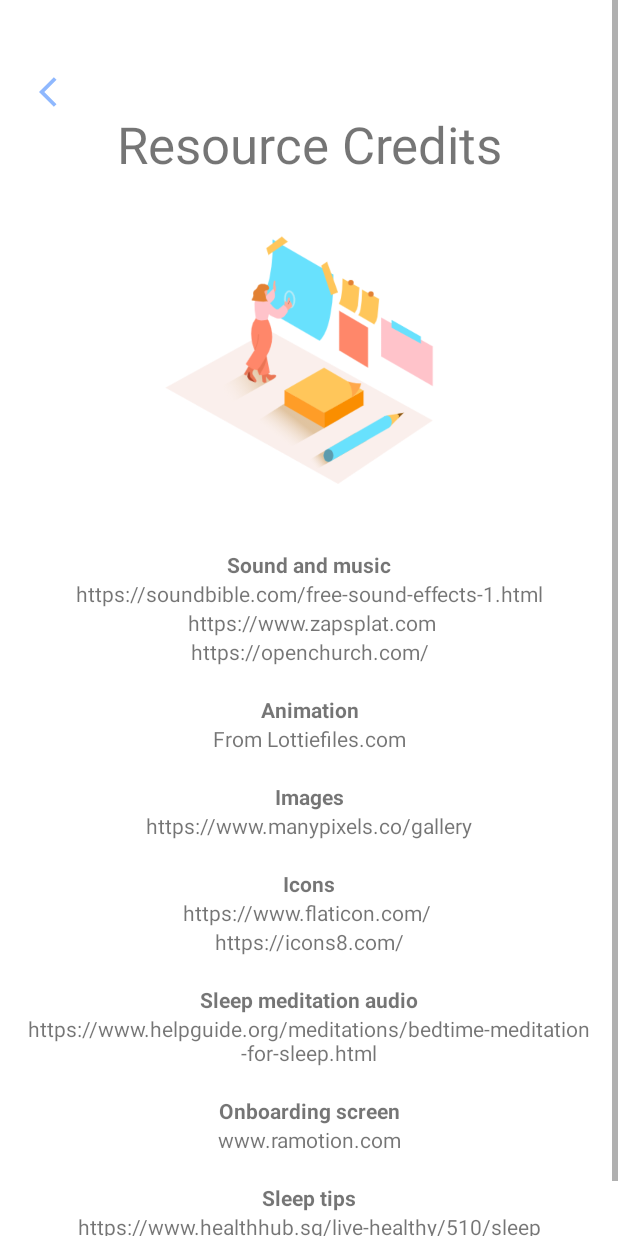
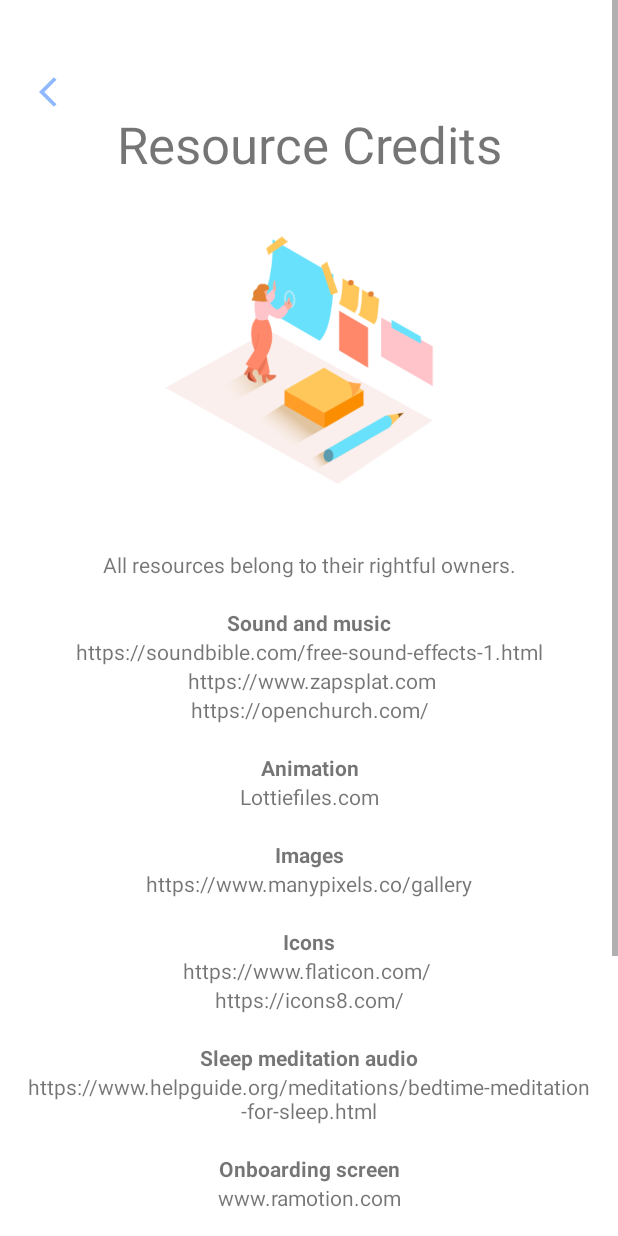
Before and after one commit to hl2703/Adrift, an Android app: the CreditsActivity screen opened directly, with no data from a screen before it, on a phone screen of 412 x 824 dp. Run offline under Robolectric (Android 15) with nearby library versions, the phone set to English and light mode, and no system bars.

Commit message:
edit and add splash activity

```diff
--- a/app/src/main/AndroidManifest.xml
+++ b/app/src/main/AndroidManifest.xml
@@ -8,9 +8,9 @@
         android:label="@string/app_name"
         android:roundIcon="@mipmap/icon"
         android:supportsRtl="true"
-
         android:theme="@style/Theme.Adrift">
-        <activity android:name=".CreditsActivity"></activity>
+        <activity android:name=".SplashActivity"></activity>
+        <activity android:name=".CreditsActivity" />
         <activity android:name=".SleepExitActivity" />
         <activity android:name=".AudioActivity" />
         <activity android:name=".NameActivity" />
--- /dev/null
+++ b/app/src/main/java/sg/edu/np/adrift/SplashActivity.java
@@ -0,0 +1,65 @@
+package sg.edu.np.adrift;
+
+import androidx.appcompat.app.AppCompatActivity;
+
+import android.content.Intent;
+import android.os.Bundle;
+import android.os.CountDownTimer;
+import android.os.Handler;
+import android.view.animation.Animation;
+import android.view.animation.AnimationUtils;
+import android.widget.TextView;
+
+public class SplashActivity extends AppCompatActivity {
+
+    @Override
+    protected void onCreate(Bundle savedInstanceState) {
+        super.onCreate(savedInstanceState);
+        setContentView(R.layout.activity_splash);
+
+        countDownTimer();
+        int secondsDelayed = 1;
+        new Handler().postDelayed(new Runnable() {
+
+            public void run() {
+                startActivity(new Intent(SplashActivity.this, MainActivity.class));
+                finish();
+            }
+        }, secondsDelayed * 7000);
+
+
+    }
+
+    private void countDownTimer(){
+        CountDownTimer timer = new CountDownTimer(7000,1000) {
+            @Override
+            public void onTick(long millisUntilFinished) {
+                if(millisUntilFinished/1000==6) {
+                    TextView text = findViewById(R.id.textView44);
+                    Animation animFadeIn = AnimationUtils.loadAnimation(getApplicationContext(), R.anim.fade_in);
+                    text.startAnimation(animFadeIn);
+                    text.setText("Breathe in...");
+                }
+                if(millisUntilFinished/1000==4) {
+                    TextView text = findViewById(R.id.textView45);
+                    Animation animFadeIn = AnimationUtils.loadAnimation(getApplicationContext(), R.anim.fade_in);
+                    text.startAnimation(animFadeIn);
+                    text.setText("Let go...");
+                }
+                if(millisUntilFinished/1000==2) {
+                    TextView text = findViewById(R.id.textView46);
+                    Animation animFadeIn = AnimationUtils.loadAnimation(getApplicationContext(), R.anim.fade_in);
+                    text.startAnimation(animFadeIn);
+                    text.setText("Adrift...");
+                }
+            }
+
+            @Override
+            public void onFinish() {
+
+            }
+        };
+        timer.start();
+    }
+
+}
--- /dev/null
+++ b/app/src/main/res/anim/fade_in.xml
@@ -0,0 +1,8 @@
+<?xml version="1.0" encoding="utf-8"?>
+<set xmlns:android="http://schemas.android.com/apk/res/android" android:interpolator="@android:anim/linear_interpolator">
+    <alpha
+        android:duration="2000"
+        android:fromAlpha="0.1"
+        android:toAlpha="1.0">
+    </alpha>
+</set>
--- a/app/src/main/res/layout/activity_credits.xml
+++ b/app/src/main/res/layout/activity_credits.xml
@@ -53,6 +53,18 @@
                 app:srcCompat="@drawable/credits" />
 
             <TextView
+                android:id="@+id/textView40"
+                android:layout_width="match_parent"
+                android:layout_height="wrap_content"
+                android:textAlignment="center"
+                android:text="All resources belong to their rightful owners." />
+
+            <TextView
+                android:id="@+id/textView41"
+                android:layout_width="match_parent"
+                android:layout_height="wrap_content" />
+
+            <TextView
                 android:id="@+id/textView13"
                 android:layout_width="match_parent"
                 android:layout_height="match_parent"
@@ -99,7 +111,7 @@
                 android:id="@+id/textView23"
                 android:layout_width="match_parent"
                 android:layout_height="wrap_content"
-                android:text="From Lottiefiles.com"
+                android:text="Lottiefiles.com"
                 android:textAlignment="center" />
 
             <TextView
@@ -195,6 +207,7 @@
             <TextView
                 android:id="@+id/textView36"
                 android:layout_width="match_parent"
+                android:textAlignment="center"
                 android:layout_height="wrap_content" />
 
             <TextView
@@ -203,6 +216,7 @@
                 android:layout_height="wrap_content"
                 android:text="Sleep tips"
                 android:textAlignment="center"
+
                 android:textStyle="bold" />
 
             <TextView
@@ -218,6 +232,45 @@
                 android:layout_height="wrap_content"
                 android:text="https://www.mayoclinic.org/healthy-lifestyle/adult-health/in-depth/sleep/art-20048379"
                 android:textAlignment="center" />
+
+            <TextView
+                android:id="@+id/textView10"
+                android:layout_width="match_parent"
+                android:layout_height="wrap_content" />
+
+            <TextView
+                android:id="@+id/textView43"
+                android:layout_width="match_parent"
+                android:layout_height="wrap_content"
+                android:textAlignment="center"
+                android:textStyle="bold"
+                android:text="4-7-8 Breathing Exercise" />
+
+            <TextView
+                android:id="@+id/textView19"
+                android:layout_width="match_parent"
+                android:layout_height="wrap_content"
+                android:text="@string/visit"
+                android:textAlignment="center"/>
+
+            <TextView
+                android:id="@+id/textView39"
+                android:layout_width="match_parent"
+                android:layout_height="wrap_content" />
+
+            <TextView
+                android:id="@+id/textView38"
+                android:layout_width="match_parent"
+                android:layout_height="wrap_content"
+                android:textAlignment="center"
+                android:text="This app is developed by a student as an assignment for partial fulfillment of the coursework of Mobile Applications Development 2021" />
+
+            <TextView
+                android:id="@+id/textView42"
+                android:layout_width="match_parent"
+                android:layout_height="wrap_content"
+                android:textAlignment="center"
+                android:text="For feedback/issues contact: adrift273@gmail.com" />
         </LinearLayout>
     </ScrollView>
 
--- a/app/src/main/res/layout/activity_name.xml
+++ b/app/src/main/res/layout/activity_name.xml
@@ -14,6 +14,7 @@
         android:layout_marginTop="256dp"
         android:layout_marginEnd="32dp"
         android:text="Hello, what is your name?"
+        android:textSize="16sp"
         app:layout_constraintEnd_toEndOf="parent"
         app:layout_constraintStart_toStartOf="parent"
         app:layout_constraintTop_toTopOf="parent" />
--- a/app/src/main/res/layout/list_item.xml
+++ b/app/src/main/res/layout/list_item.xml
@@ -5,7 +5,7 @@
     android:layout_width="match_parent"
     android:layout_height="wrap_content"
     android:layout_margin="20dp"
-    android:background="#FCF9F9"
+    android:background="#D0FCF9F9"
     android:divider="@android:drawable/alert_dark_frame"
     android:gravity="center">
 
--- a/app/src/main/res/values/strings.xml
+++ b/app/src/main/res/values/strings.xml
@@ -3,7 +3,7 @@
     <string name="description">This bedtime sleep meditation uses deep breathing, mindfulness, and body scan techniques to help you relax, calm the mind and body, and wind down for the day so you can ease gently into sleep.</string>
     <string name="relax">Relax</string>
     <string name="calm_your_mind">Calm your Mind</string>
-    <string name="breathe">Breathe</string>
+    <string name="breathe">4-7-8 Breathing</string>
     <string name="sounds_of_nature">Sounds of Nature</string>
     <string name="image">image</string>
     <string name="guide">Guide</string>
@@ -22,5 +22,6 @@
     <string name="sleep_meditation_audio">Sleep meditation audio</string>
     <string name="onboarding_screen">Onboarding screen</string>
     <string name="resource_credits">Resource Credits</string>
+    <string name="visit">For more information on the 4-7-8 breathing technique, visit https://www.medicalnewstoday.com/articles/324417</string>
 
 </resources>
```
Also changed, not shown: app/src/main/res/anim/fade_out.xml (added, +9 -0 lines), app/src/main/res/layout/activity_splash.xml (added, +41 -0 lines).
